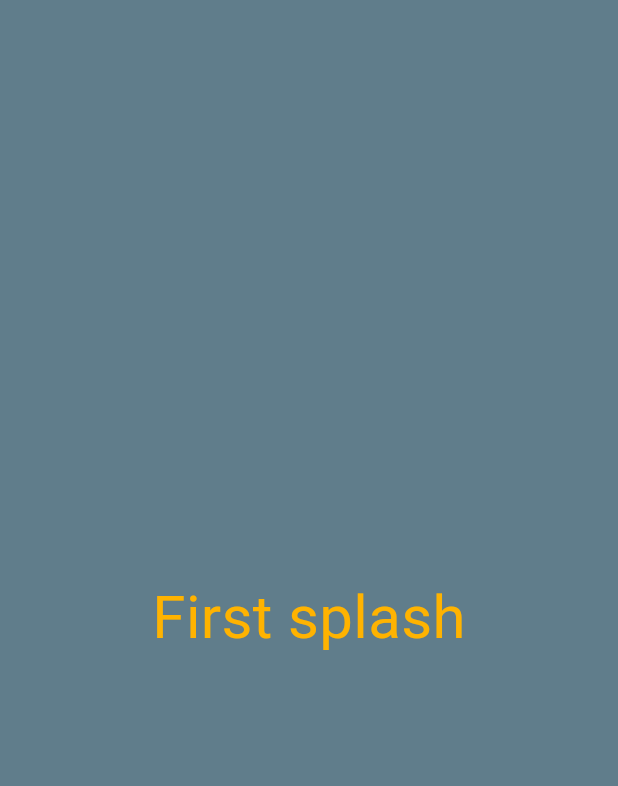
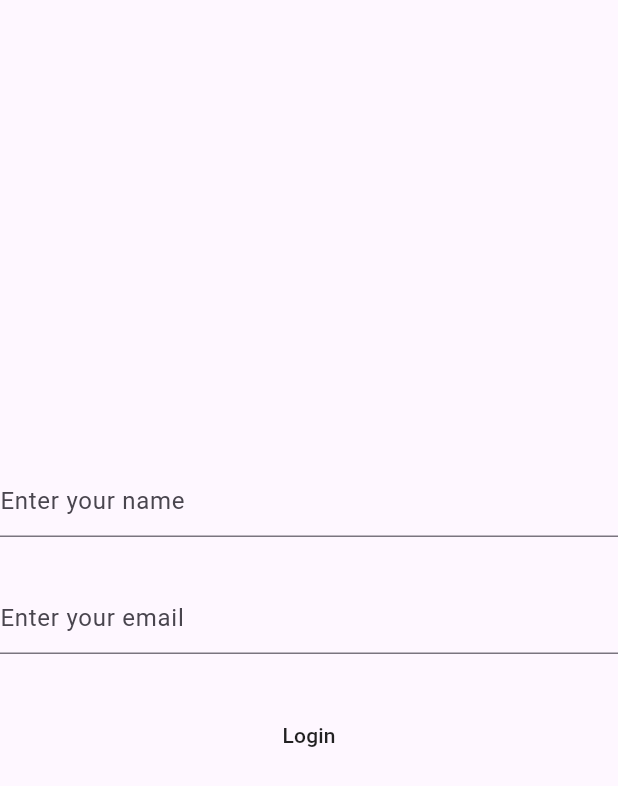
Before and after one commit to ailDaoud/first, a Flutter app: the first screen one second after launch, on a phone screen of 412 x 824 dp. Shown: the top 786 px of the screen. Run offline on Flutter 3.47's test engine with Material 3 defaults, Android fonts, the phone set to English and light mode, and no system bars; our stand-ins replace bloc, dio, easy_localization, flutter_bloc, shared_preferences.

Commit message:
Login Page which save the user Login

```diff
--- a/lib/Localaiz.dart
+++ b/lib/Localaiz.dart
@@ -4,7 +4,7 @@ import 'package:easy_localization/easy_localization.dart';
 class LocalizationCheker {
   static changeLanguage(BuildContext context) {
     Locale? curretLocal =
-        EasyLocalization.of(context as BuildContext)!.currentLocale;
+        EasyLocalization.of(context)!.currentLocale;
     if (curretLocal == const Locale("en")) {
       EasyLocalization.of(context)!.setLocale(const Locale("ar"));
     } else {
--- /dev/null
+++ b/lib/Pages/LoginPage.dart
@@ -0,0 +1,52 @@
+import 'package:first_task2/Pages/Home.dart';
+import 'package:flutter/material.dart';
+import 'package:shared_preferences/shared_preferences.dart';
+class LoginPage extends StatefulWidget {
+  const LoginPage({super.key});
+
+  @override
+  State<LoginPage> createState() => _LoginPageState();
+}
+
+class _LoginPageState extends State<LoginPage> {
+  final TextEditingController username=TextEditingController();
+  final TextEditingController useremail=TextEditingController();
+  @override
+  Widget build(BuildContext context) {
+    return Scaffold(
+      body: Column(
+        mainAxisAlignment: MainAxisAlignment.center,
+        crossAxisAlignment: CrossAxisAlignment.center,
+        children: [
+          TextField(
+            controller: username,
+            decoration:const InputDecoration(
+              hintText: "Enter your name",
+                border: UnderlineInputBorder(
+
+                    borderSide: BorderSide(color: Colors.black))),
+          ),
+          const SizedBox(
+            height: 30,
+          ),
+          TextField(
+            controller: useremail,
+            decoration: const InputDecoration(
+              hintText: "Enter your email",
+                border: UnderlineInputBorder(
+                    borderSide: BorderSide(color: Colors.black))),
+          ),
+          const SizedBox(
+            height: 30,
+          ),
+          MaterialButton(child: Container(padding: EdgeInsets.symmetric(horizontal: 40),child: Text("Login"),),onPressed: ()async {
+           final SharedPreferences sh=await SharedPreferences.getInstance();
+           sh.setString("username", username.text);
+           sh.setString("email", useremail.text);
+           Navigator.pushReplacement(context, MaterialPageRoute(builder: (context) => MyHomePage(),));
+          })
+        ],
+      ),
+    );
+  }
+}
--- /dev/null
+++ b/lib/cubit/local_state.dart
@@ -0,0 +1,6 @@
+part of 'local_cubit.dart';
+
+@immutable
+sealed class LocalState {}
+
+final class LocalInitial extends LocalState {}
--- a/lib/main.dart
+++ b/lib/main.dart
@@ -2,7 +2,7 @@ import 'package:first_task2/Pages/splash.dart';
 import 'package:flutter/material.dart';
 import 'package:easy_localization/easy_localization.dart';
 import 'package:flutter_bloc/flutter_bloc.dart';
-
+import 'package:dio/dio.dart';
 import 'bloc/counter_bloc.dart';
 
 void main() async {
--- a/pubspec.yaml
+++ b/pubspec.yaml
@@ -38,6 +38,8 @@ dependencies:
   easy_localization: ^3.0.6
   animated_splash_screen: ^1.3.0
   flutter_bloc: ^8.1.5
+  dio: ^5.4.3+1
+  shared_preferences: ^2.2.3
 
 dev_dependencies:
   flutter_test:
```
Also changed, not shown: lib/Pages/splash.dart (+51 -10 lines), lib/cubit/local_cubit.dart (added, +8 -0 lines), pubspec.lock.
